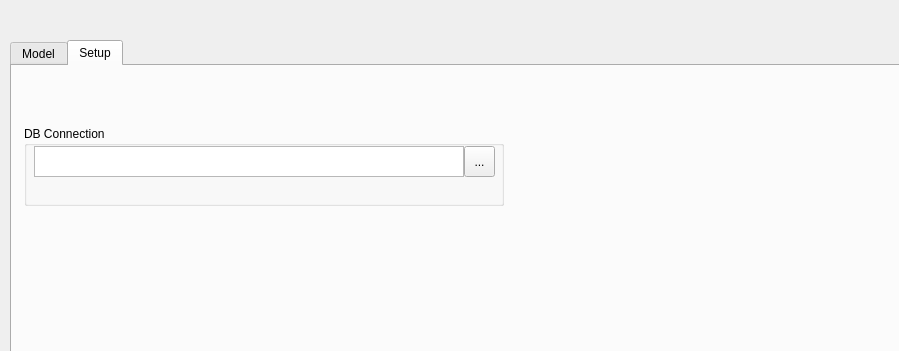
The window that MainWindow.ui (Three14159/QT_Modeller) describes before a commit, drawn with Qt 5; both pictures show x 0 to 899 and y 0 to 351 of the 1039 by 843 pixel window.
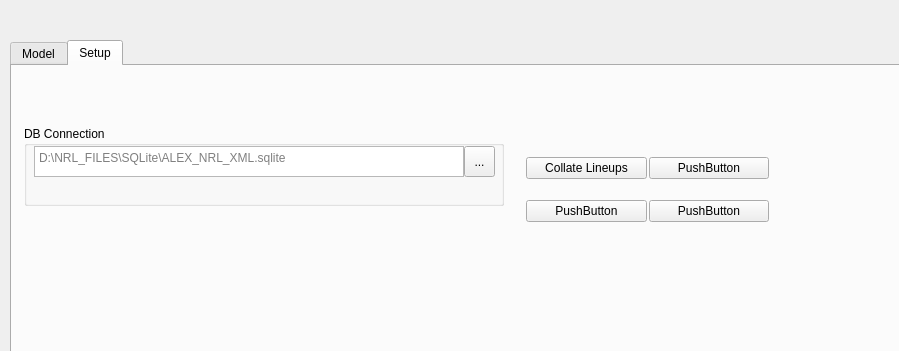
The same window after the commit. Icons and pictures are not drawn.

Diff of the .ui file:
```diff
--- a/MainWindow.ui
+++ b/MainWindow.ui
@@ -32,7 +32,7 @@
        <property name="currentIndex">
         <number>1</number>
        </property>
-       <widget class="QWidget" name="">
+       <widget class="QWidget" name="widget">
         <attribute name="title">
          <string>Model</string>
         </attribute>
@@ -128,7 +128,7 @@
          </widget>
         </widget>
        </widget>
-       <widget class="QWidget" name="">
+       <widget class="QWidget" name="widget">
         <attribute name="title">
          <string>Setup</string>
         </attribute>
@@ -174,8 +174,66 @@
             <height>31</height>
            </rect>
           </property>
+          <property name="placeholderText">
+           <string>D:\NRL_FILES\SQLite\ALEX_NRL_XML.sqlite</string>
+          </property>
          </widget>
         </widget>
+        <widget class="QWidget" name="gridLayoutWidget">
+         <property name="geometry">
+          <rect>
+           <x>510</x>
+           <y>70</y>
+           <width>251</width>
+           <height>111</height>
+          </rect>
+         </property>
+         <layout class="QGridLayout" name="gridLayout">
+          <property name="leftMargin">
+           <number>4</number>
+          </property>
+          <property name="topMargin">
+           <number>2</number>
+          </property>
+          <property name="rightMargin">
+           <number>4</number>
+          </property>
+          <property name="bottomMargin">
+           <number>4</number>
+          </property>
+          <property name="spacing">
+           <number>2</number>
+          </property>
+          <item row="0" column="1">
+           <widget class="QPushButton" name="pushButton_4">
+            <property name="text">
+             <string>PushButton</string>
+            </property>
+           </widget>
+          </item>
+          <item row="3" column="1">
+           <widget class="QPushButton" name="pushButton_5">
+            <property name="text">
+             <string>PushButton</string>
+            </property>
+           </widget>
+          </item>
+          <item row="3" column="0">
+           <widget class="QPushButton" name="pushButton">
+            <property name="text">
+             <string>PushButton</string>
+            </property>
+           </widget>
+          </item>
+          <item row="0" column="0">
+           <widget class="QPushButton" name="CollateLineupsBtn">
+            <property name="text">
+             <string>Collate Lineups</string>
+            </property>
+           </widget>
+          </item>
+         </layout>
+        </widget>
        </widget>
       </widget>
      </item>
```
Left out of the diff: 2 changed lines with no effect on the pictures.
